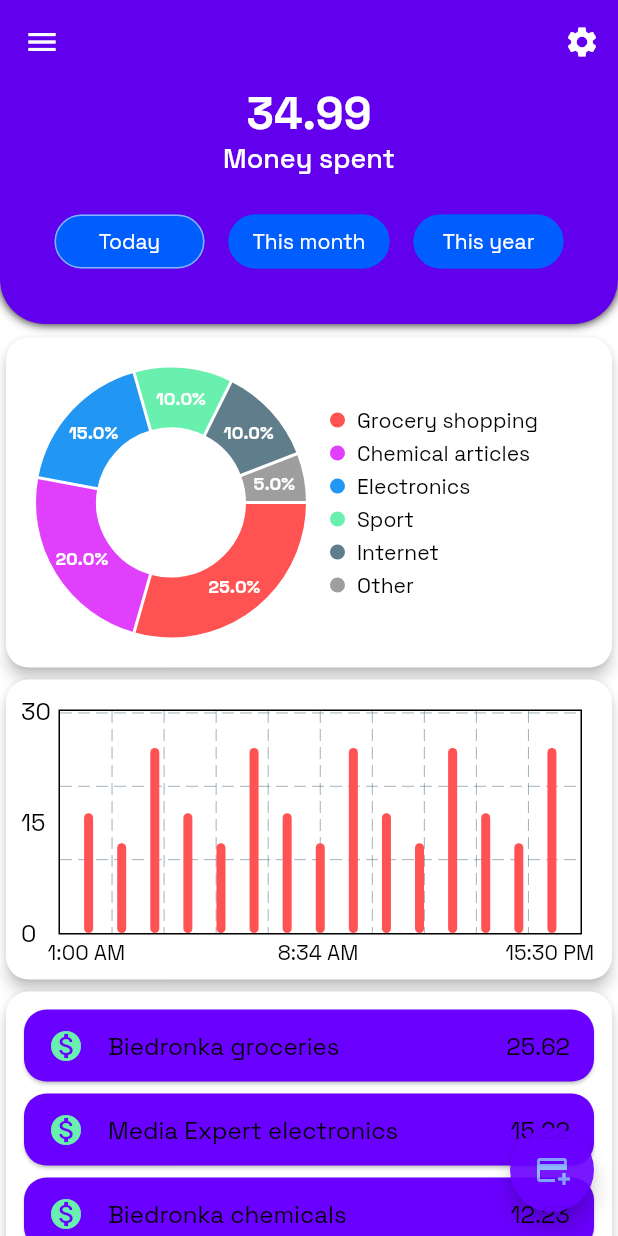
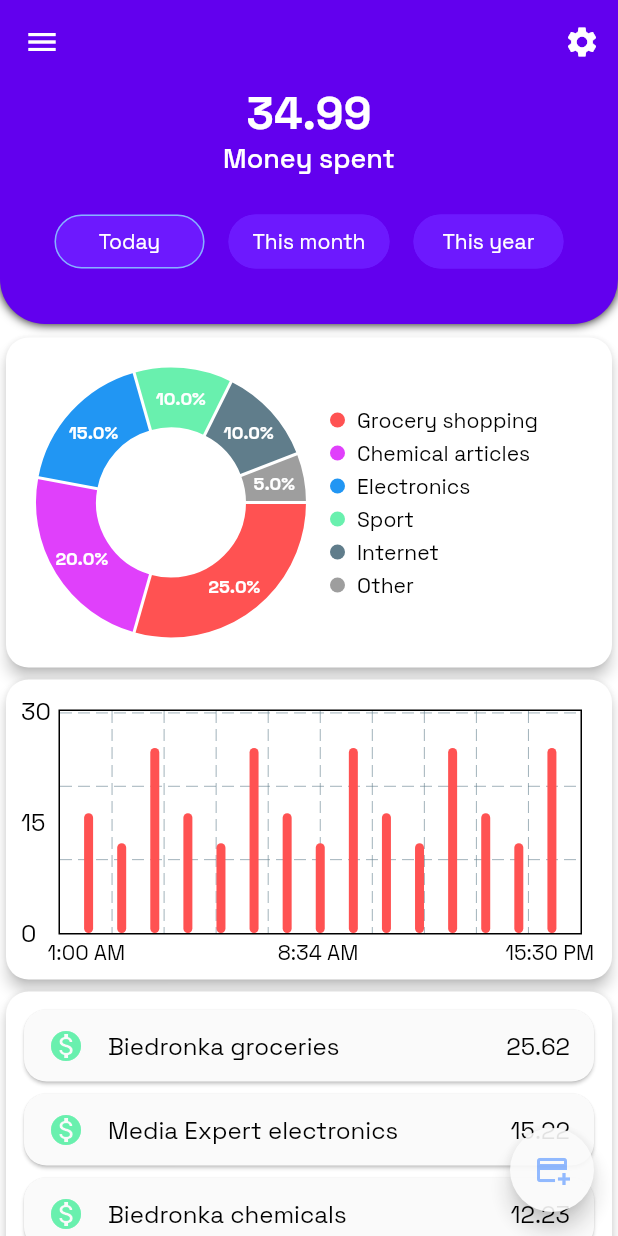
Before and after one commit to justdodo27/financepal, a Flutter app: the screen it shows after launch, on a phone screen of 412 x 824 dp. Run offline on Flutter 3.47's test engine with Material 2 defaults, Android fonts, the phone set to English and light mode, and no system bars; drawn by our look-alikes of fl_chart; our stand-ins replace google_fonts, shared_preferences.

Commit message:
Format themes

```diff
--- a/frontend/lib/themes/theme_constants.dart
+++ b/frontend/lib/themes/theme_constants.dart
@@ -28,13 +28,14 @@ final textTheme = TextTheme(
 const lightColorScheme = ColorScheme.light(
   primary: Colors.white,
   onPrimary: Colors.white,
-    secondary: Color.fromARGB(255, 106, 0, 255),
+  secondary: Color.fromARGB(255, 250, 250, 250),
   background: Color(0xff6200ee),
-    onBackground: Color.fromARGB(255, 0, 94, 255),
+  onBackground: Color.fromARGB(255, 109, 25, 254),
   tertiary: Color.fromARGB(255, 134, 178, 255),
+
 );
 
-  const darkColorScheme =  ColorScheme.dark(
+const darkColorScheme = ColorScheme.dark(
   primary: Color(0xff121212),
   onPrimary: Color(0xff1e1e1e),
   secondary: Color.fromARGB(255, 35, 35, 35),
```
Lines whose indentation alone changed are shown as unchanged.
